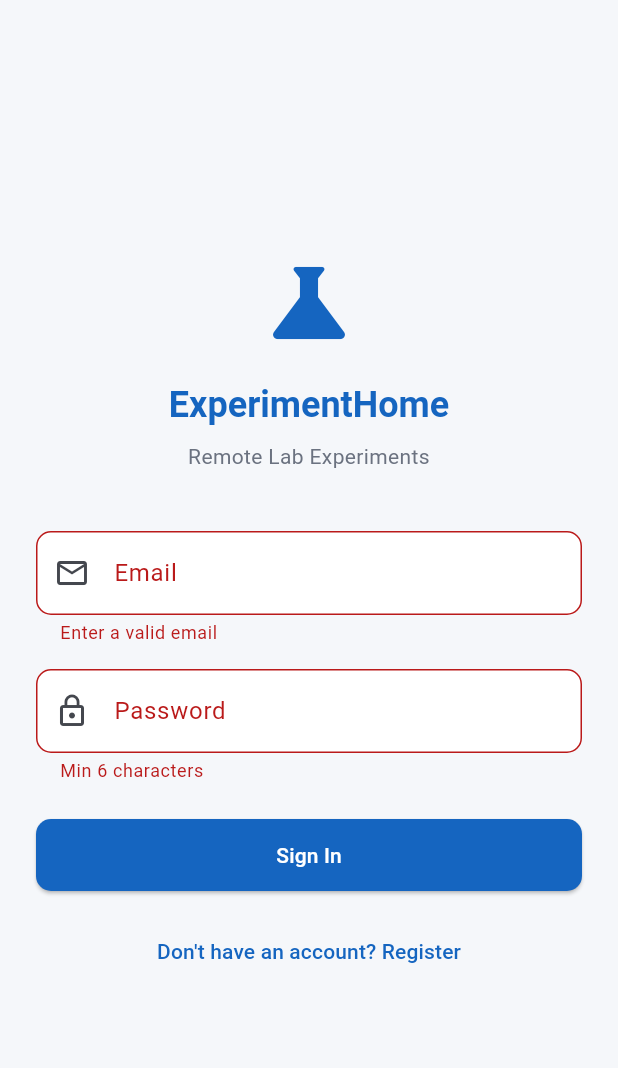
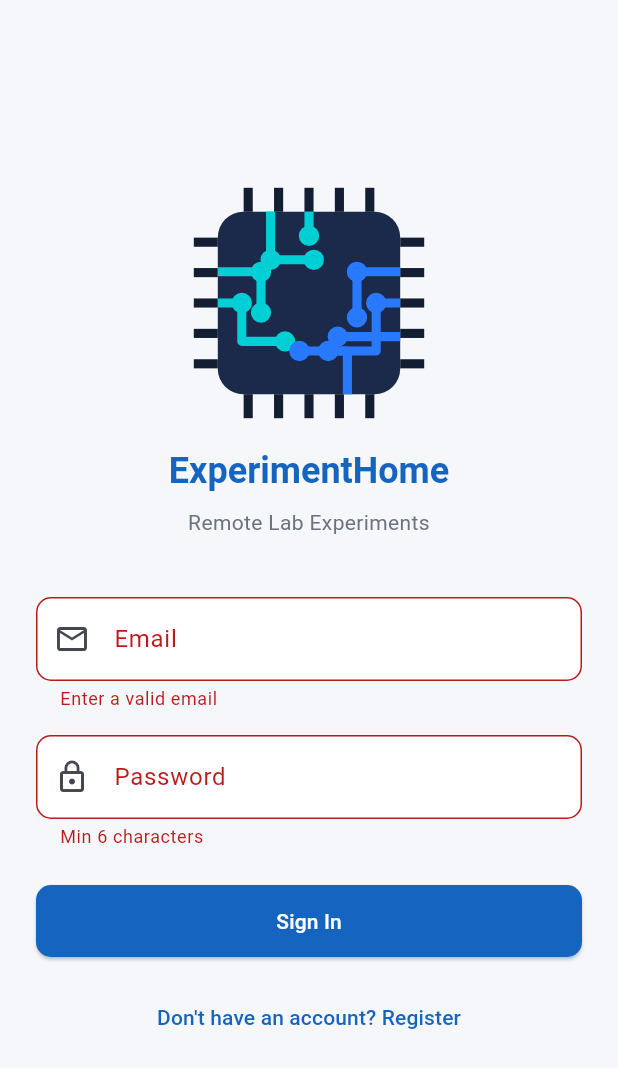
Before and after one commit to ClintonEkane/experimenthome, a Flutter app: the screen it shows after launch, after a tap on "Sign In", on a phone screen of 412 x 824 dp. Shown: the top 1068 px of the screen. Run offline on Flutter 3.47's test engine with Material 3 defaults, Android fonts, the phone set to English and light mode, and no system bars; our stand-ins replace cloud_firestore, firebase_auth, firebase_core, fl_chart; missing offline and left inert: mqtt_client; accounts and stored records are empty.

Commit message:
Add Home tab, ChipLogo, and performance optimisations (version 3)
- Add HomeScreen with live experiment list and recent sessions
- Add ChipLogo custom painter widget (dark navy chip, cyan/blue traces)
- Replace Icons.science with ChipLogo across login and history screens
- Add Home tab to DashboardScreen (4-tab navigation)
- Optimise LiveGraph: single-pass min/max, disable swap animation, cap readings at 60
- Wrap LiveGraph in RepaintBoundary to isolate repaints from rest of screen
- Cache DateFormat as static field in session cards (home + history)

Co-Authored-By: Claude Sonnet 4.6 <noreply@anthropic.com>

```diff
--- a/experimenthome/lib/features/auth/screens/login_screen.dart
+++ b/experimenthome/lib/features/auth/screens/login_screen.dart
@@ -2,6 +2,7 @@ import 'package:flutter/material.dart';
 import 'package:provider/provider.dart';
 import '../../../core/constants/app_colors.dart';
 import '../../../core/services/auth_service.dart';
+import '../../../widgets/chip_logo.dart';
 import 'register_screen.dart';
 
 class LoginScreen extends StatefulWidget {
@@ -52,7 +53,7 @@ class _LoginScreenState extends State<LoginScreen> {
               child: Column(
                 crossAxisAlignment: CrossAxisAlignment.stretch,
                 children: [
-                  const Icon(Icons.science, size: 72, color: AppColors.primary),
+                  const Center(child: ChipLogo(size: 160)),
                   const SizedBox(height: 16),
                   Text(
                     'ExperimentHome',
--- a/experimenthome/lib/features/experiment/screens/experiment_screen.dart
+++ b/experimenthome/lib/features/experiment/screens/experiment_screen.dart
@@ -129,7 +129,7 @@ class _ExperimentScreenState extends State<ExperimentScreen>
       if (!mounted) return;
       setState(() {
         _readings.add(reading);
-        if (_readings.length > 120) _readings.removeAt(0);
+        if (_readings.length > 60) _readings.removeAt(0);
         if (reading.currentMa > _peakCurrentMa) {
           _peakCurrentMa = reading.currentMa;
         }
@@ -275,7 +275,9 @@ class _ExperimentScreenState extends State<ExperimentScreen>
         children: [
           CurrentDisplay(currentMa: currentMa, isActive: _sessionActive),
           const SizedBox(height: 16),
-          LiveGraph(readings: _readings, isActive: _sessionActive),
+          RepaintBoundary(
+            child: LiveGraph(readings: _readings, isActive: _sessionActive),
+          ),
           const SizedBox(height: 16),
           ResistorSelector(
             options: _resistorOptions,
--- /dev/null
+++ b/experimenthome/lib/widgets/chip_logo.dart
@@ -0,0 +1,194 @@
+import 'package:flutter/material.dart';
+
+/// Microcontroller chip logo.
+/// [size] controls the bounding box; the chip scales proportionally.
+/// Use [size] ≈ 160 for the login page hero, smaller values for inline icons.
+class ChipLogo extends StatelessWidget {
+  final double size;
+  const ChipLogo({super.key, this.size = 160});
+
+  @override
+  Widget build(BuildContext context) {
+    return SizedBox(
+      width: size,
+      height: size,
+      child: CustomPaint(painter: _ChipPainter()),
+    );
+  }
+}
+
+class _ChipPainter extends CustomPainter {
+  // Dark navy chip body — matches reference image
+  static const _body = Color(0xFF1B2A4A);
+  // Slightly darker for pins so they read against white background
+  static const _pin  = Color(0xFF141E33);
+  // Cyan traces (left / top)
+  static const _cyan = Color(0xFF00CFD5);
+  // Blue traces (right / bottom)
+  static const _blue = Color(0xFF2979FF);
+
+  @override
+  void paint(Canvas canvas, Size size) {
+    final s  = size.width;
+    // Chip body occupies centre 76 % of canvas; 12 % reserved each side for pins
+    final cl = s * 0.12;
+    final ct = s * 0.12;
+    final cr = s * 0.88;
+    final cb = s * 0.88;
+    final cw = cr - cl;
+    final corner = Radius.circular(cw * 0.14); // very rounded, like reference
+
+    // ── 1. Pin stubs (drawn first; chip body will cover their inner ends) ──
+    _drawPins(canvas, s, cl, ct, cr, cb);
+
+    // ── 2. Chip body (filled dark navy) ─────────────────────────────────────
+    canvas.drawRRect(
+      RRect.fromLTRBR(cl, ct, cr, cb, corner),
+      Paint()..color = _body,
+    );
+
+    // ── 3. Circuit traces — clipped to chip interior ─────────────────────────
+    canvas.save();
+    canvas.clipRRect(RRect.fromLTRBR(cl, ct, cr, cb, corner));
+    _drawTraces(canvas, s, cl, ct, cr, cb);
+    canvas.restore();
+  }
+
+  // ── Pins ──────────────────────────────────────────────────────────────────
+  void _drawPins(Canvas canvas, double s,
+      double cl, double ct, double cr, double cb) {
+    final paint = Paint()..color = _pin;
+    const n     = 5;                   // pins per side
+    final thick = s * 0.038;           // pin short dimension
+    final len   = s * 0.10;            // how far pin sticks out from chip edge
+
+    final vGap = (cb - ct) / (n + 1);
+    final hGap = (cr - cl) / (n + 1);
+
+    for (int i = 0; i < n; i++) {
+      final vy = ct + vGap * (i + 1);
+      final hx = cl + hGap * (i + 1);
+
+      // Left
+      canvas.drawRect(
+          Rect.fromLTWH(cl - len, vy - thick / 2, len, thick), paint);
+      // Right
+      canvas.drawRect(
+          Rect.fromLTWH(cr, vy - thick / 2, len, thick), paint);
+      // Top
+      canvas.drawRect(
+          Rect.fromLTWH(hx - thick / 2, ct - len, thick, len), paint);
+      // Bottom
+      canvas.drawRect(
+          Rect.fromLTWH(hx - thick / 2, cb, thick, len), paint);
+    }
+  }
+
+  // ── Circuit traces ─────────────────────────────────────────────────────────
+  void _drawTraces(Canvas canvas, double s,
+      double cl, double ct, double cr, double cb) {
+    final sw   = s * 0.038;   // stroke width
+    final viaR = s * 0.030;   // via (junction) circle radius
+
+    // Trace stroke paint
+    Paint mk(Color c) => Paint()
+      ..color = c
+      ..style = PaintingStyle.stroke
+      ..strokeWidth = sw
+      ..strokeJoin = StrokeJoin.round
+      ..strokeCap = StrokeCap.round;
+
+    // Via (hollow junction circle) paint
+    Paint vp(Color c) => Paint()
+      ..color = c
+      ..style = PaintingStyle.stroke
+      ..strokeWidth = sw * 0.65;
+
+    // Draw a polyline
+    void line(Color c, List<Offset> pts) {
+      final path = Path()..moveTo(pts[0].dx, pts[0].dy);
+      for (int i = 1; i < pts.length; i++) { path.lineTo(pts[i].dx, pts[i].dy); }
+      canvas.drawPath(path, mk(c));
+    }
+
+    // Draw a via circle
+    void via(Color c, double x, double y) =>
+        canvas.drawCircle(Offset(x, y), viaR, vp(c));
+
+    // ── CYAN traces — enter from left edge & top edge ──────────────────────
+
+    // C1: left pin → right → down
+    line(_cyan, [
+      Offset(cl,           ct + s * .25),
+      Offset(cl + s * .18, ct + s * .25),
+      Offset(cl + s * .18, ct + s * .42),
+    ]);
+    via(_cyan, cl + s * .18, ct + s * .25);
+    via(_cyan, cl + s * .18, ct + s * .42);
+
+    // C2: left pin → right → down → right (branch)
+    line(_cyan, [
+      Offset(cl,           ct + s * .38),
+      Offset(cl + s * .10, ct + s * .38),
+      Offset(cl + s * .10, ct + s * .54),
+      Offset(cl + s * .28, ct + s * .54),
+    ]);
+    via(_cyan, cl + s * .10, ct + s * .38);
+    via(_cyan, cl + s * .28, ct + s * .54);
+
+    // C3: top pin → down → right
+    line(_cyan, [
+      Offset(cl + s * .22, ct),
+      Offset(cl + s * .22, ct + s * .20),
+      Offset(cl + s * .40, ct + s * .20),
+    ]);
+    via(_cyan, cl + s * .22, ct + s * .20);
+    via(_cyan, cl + s * .40, ct + s * .20);
+
+    // C4: top pin → short stub down
+    line(_cyan, [
+      Offset(cl + s * .38, ct),
+      Offset(cl + s * .38, ct + s * .10),
+    ]);
+    via(_cyan, cl + s * .38, ct + s * .10);
+
+    // ── BLUE traces — enter from right edge & bottom edge ─────────────────
+
+    // B1: right pin → left → down
+    line(_blue, [
+      Offset(cr,           ct + s * .25),
+      Offset(cr - s * .18, ct + s * .25),
+      Offset(cr - s * .18, ct + s * .44),
+    ]);
+    via(_blue, cr - s * .18, ct + s * .25);
+    via(_blue, cr - s * .18, ct + s * .44);
+
+    // B2: right pin → left → down → left (branch)
+    line(_blue, [
+      Offset(cr,           ct + s * .38),
+      Offset(cr - s * .10, ct + s * .38),
+      Offset(cr - s * .10, ct + s * .58),
+      Offset(cr - s * .30, ct + s * .58),
+    ]);
+    via(_blue, cr - s * .10, ct + s * .38);
+    via(_blue, cr - s * .30, ct + s * .58);
+
+    // B3: right pin → short stub left
+    line(_blue, [
+      Offset(cr,           ct + s * .52),
+      Offset(cr - s * .26, ct + s * .52),
+    ]);
+    via(_blue, cr - s * .26, ct + s * .52);
+
+    // B4: bottom pin → up → left
+    line(_blue, [
+      Offset(cr - s * .22, cb),
+      Offset(cr - s * .22, cb - s * .18),
+      Offset(cr - s * .42, cb - s * .18),
+    ]);
+    via(_blue, cr - s * .42, cb - s * .18);
+  }
+
+  @override
+  bool shouldRepaint(covariant CustomPainter oldDelegate) => false;
+}
```
Also changed, not shown: experimenthome/lib/features/dashboard/screens/dashboard_screen.dart (+7 -0 lines), experimenthome/lib/features/experiment/widgets/live_graph.dart (+12 -8 lines), experimenthome/lib/features/history/screens/history_screen.dart (+5 -3 lines), experimenthome/lib/features/home/screens/home_screen.dart (added, +275 -0 lines).
